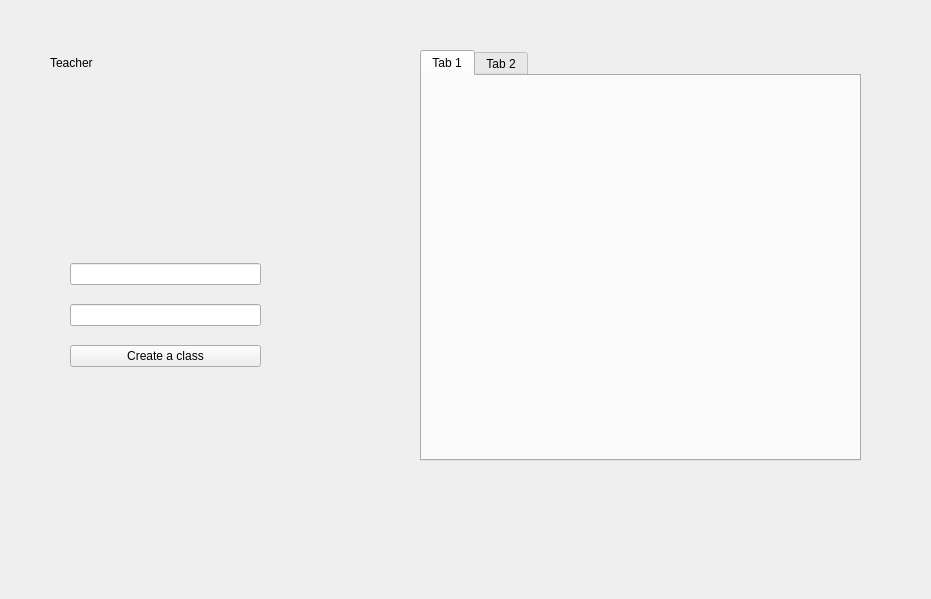
Above: studyProject/teacherwindow.ui from fenrirm/study_project before the change. Below: the same form after it.
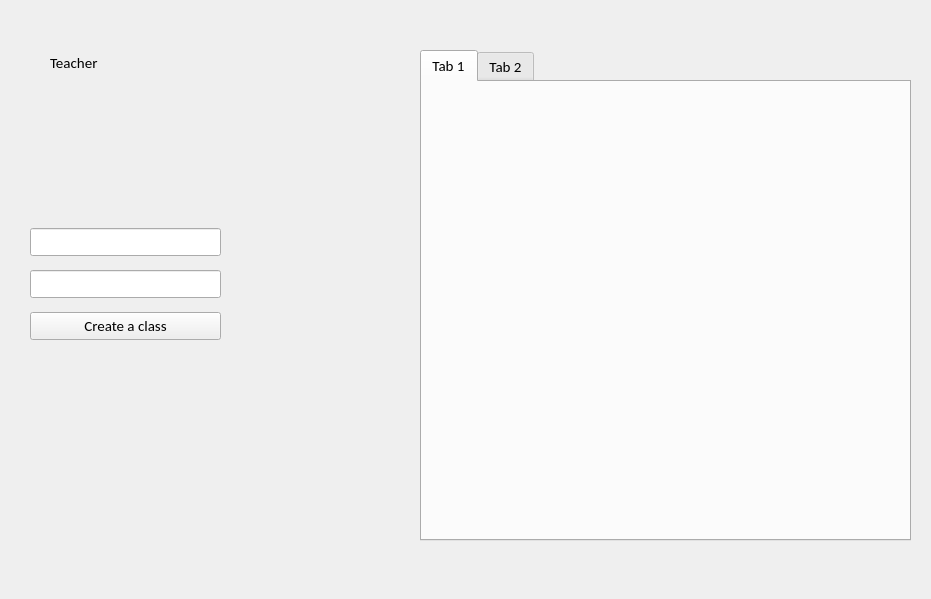
That is the form after the change. Icons and pictures are not drawn.

What changed in the file:
```diff
--- a/studyProject/teacherwindow.ui
+++ b/studyProject/teacherwindow.ui
@@ -23,21 +23,41 @@
    <widget class="QWidget" name="layoutWidget">
     <property name="geometry">
      <rect>
-      <x>70</x>
-      <y>250</y>
+      <x>30</x>
+      <y>220</y>
       <width>191</width>
       <height>131</height>
      </rect>
     </property>
     <layout class="QVBoxLayout" name="verticalLayout">
      <item>
-      <widget class="QLineEdit" name="nameClassLine"/>
+      <widget class="QLineEdit" name="nameClassLine">
+       <property name="font">
+        <font>
+         <family>Calibri</family>
+         <pointsize>11</pointsize>
+        </font>
+       </property>
+      </widget>
      </item>
      <item>
-      <widget class="QLineEdit" name="idClassLine"/>
+      <widget class="QLineEdit" name="idClassLine">
+       <property name="font">
+        <font>
+         <family>Calibri</family>
+         <pointsize>11</pointsize>
+        </font>
+       </property>
+      </widget>
      </item>
      <item>
       <widget class="QPushButton" name="createClass">
+       <property name="font">
+        <font>
+         <family>Calibri</family>
+         <pointsize>11</pointsize>
+        </font>
+       </property>
        <property name="text">
         <string>Create a class</string>
        </property>
@@ -57,6 +77,12 @@
     <layout class="QVBoxLayout" name="verticalLayout_2">
      <item>
       <widget class="QLabel" name="teacher">
+       <property name="font">
+        <font>
+         <family>Calibri</family>
+         <pointsize>11</pointsize>
+        </font>
+       </property>
        <property name="text">
         <string>Teacher</string>
        </property>
@@ -83,10 +109,19 @@
      <rect>
       <x>420</x>
       <y>50</y>
-      <width>441</width>
-      <height>411</height>
+      <width>491</width>
+      <height>491</height>
      </rect>
     </property>
+    <property name="font">
+     <font>
+      <family>Calibri</family>
+      <pointsize>11</pointsize>
+     </font>
+    </property>
+    <property name="currentIndex">
+     <number>0</number>
+    </property>
     <widget class="QWidget" name="tab">
      <attribute name="title">
       <string>Tab 1</string>
```
Left out of the diff: 12 changed lines with no effect on the pictures.
